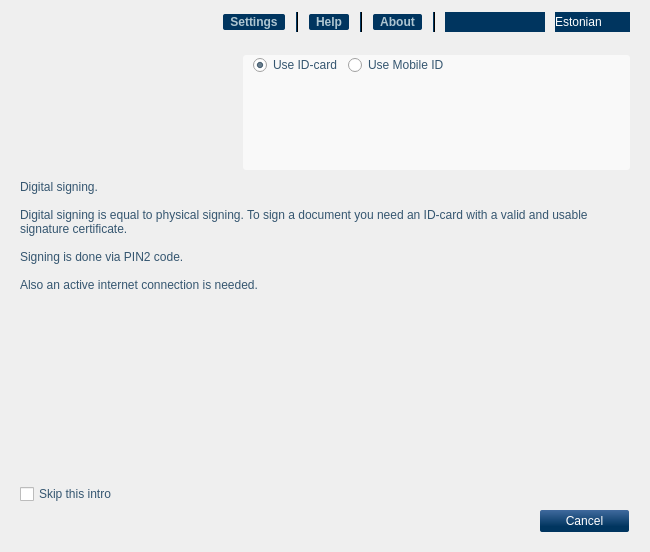
First picture: the form in client/ui/MainWindow.ui, repository open-eid/qdigidoc, before the edit.
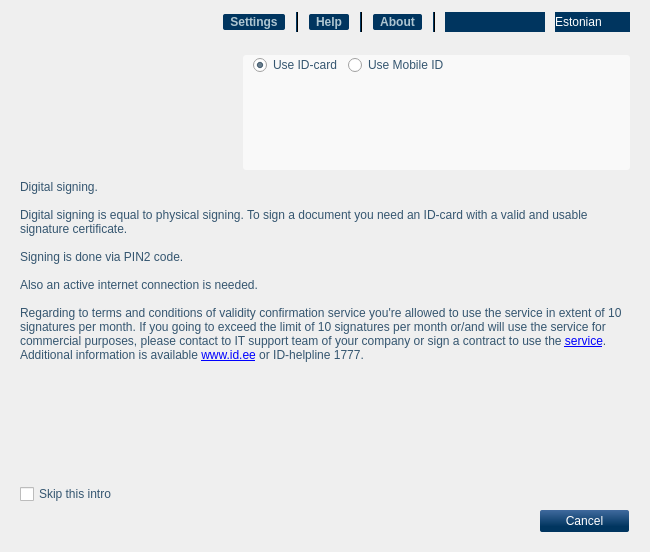
Second picture: the form after the edit. The open tabs and pages were chosen to show the change. Icons and pictures are not drawn. Custom widgets are drawn as their Qt base class.

```diff
--- a/client/ui/MainWindow.ui
+++ b/client/ui/MainWindow.ui
@@ -631,16 +631,11 @@
           <item>
            <widget class="QLabel" name="introContent">
             <property name="text">
-             <string>Digital signing.
-
-Digital signing is equal to physical signing. To sign a document you need an ID-card with a valid and usable signature certificate.
-
-Signing is done via PIN2 code.
-
-Also an active internet connection is needed.</string>
-            </property>
-            <property name="textFormat">
-             <enum>Qt::PlainText</enum>
+             <string>Digital signing.&lt;br /&gt;&lt;br /&gt;
+Digital signing is equal to physical signing. To sign a document you need an ID-card with a valid and usable signature certificate.&lt;br /&gt;&lt;br /&gt;
+Signing is done via PIN2 code.&lt;br /&gt;&lt;br /&gt;
+Also an active internet connection is needed.&lt;br /&gt;&lt;br /&gt;
+Regarding to terms and conditions of validity confirmation service you're allowed to use the service in extent of 10 signatures per month. If you going to exceed the limit of 10 signatures per month or/and will use the service for commercial purposes, please contact to IT support team of your company or sign a contract to use the &lt;a href=&quot;http://sk.ee/en/services/validity-confirmation-services&quot;&gt;service&lt;/a&gt;. Additional information is available &lt;a href=&quot;www.id.ee&quot;&gt;www.id.ee&lt;/a&gt; or ID-helpline 1777.</string>
             </property>
             <property name="alignment">
              <set>Qt::AlignLeading|Qt::AlignLeft|Qt::AlignTop</set>
```
